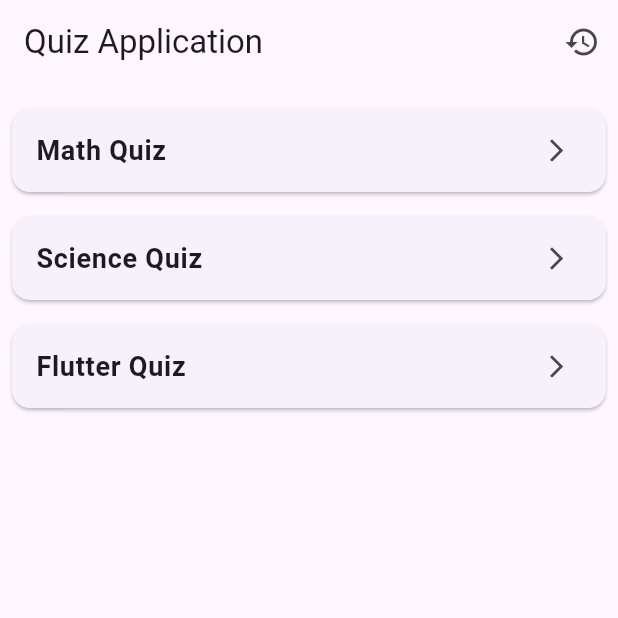
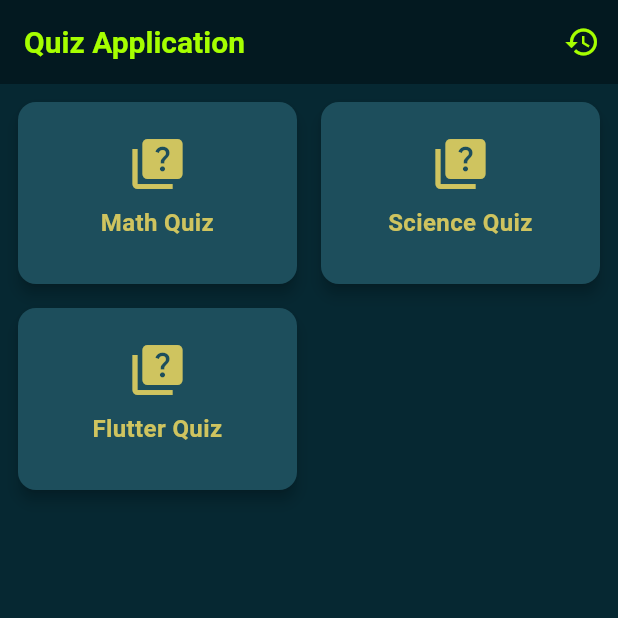
Before and after one commit to OlgaYarukhina/Quiz_App, a Flutter app: the screen it shows after launch, on a phone screen of 412 x 824 dp, the top half of it. Run offline on Flutter 3.47's test engine with Material 3 defaults, Android fonts, the phone set to English and light mode, and no system bars; our stand-ins replace shared_preferences.

Commit message:
UI & optimization

```diff
--- /dev/null
+++ b/lib/core/constants.dart
@@ -0,0 +1,37 @@
+import 'package:flutter/material.dart';
+
+// class Constants {
+//   static const String loadingScreen = '/loadingScreen';
+//   static const String searchScreen = '/searchScreen';
+//   static const String favoriteScreen = '/favoriteScreen';
+// }
+
+
+class AppColors {
+  static Map<String, Color> colors = {
+    'text1': const Color.fromARGB(255, 239, 87, 87),
+    'button': const Color.fromARGB(255, 207, 196, 95),
+  };
+
+}
+
+// class IconConstants {
+//   static String images = 'assets/images';
+//   static String favorites = '$images/favorites.svg';
+// }
+
+// class AppTextStyles {
+//   static const TextStyle primarySemibold = TextStyle(
+//     fontFamily: 'Sora',
+//     fontSize: 16,
+//     fontWeight: FontWeight.w600,
+//     height: 1.2,
+//   );
+
+//   static const TextStyle primaryRegular = TextStyle(
+//     fontFamily: 'Sora',
+//     fontSize: 16,
+//     fontWeight: FontWeight.w400,
+//     height: 1.2,
+//   );
+// }
--- /dev/null
+++ b/lib/core/theme.dart
@@ -0,0 +1,16 @@
+import 'package:flutter/material.dart';
+
+final darkTheme = ThemeData(
+  scaffoldBackgroundColor:Color.fromARGB(255, 6, 40, 50),
+  primarySwatch: Colors.yellow,
+  appBarTheme: const AppBarTheme(
+    iconTheme: IconThemeData(color: Color.fromARGB(255, 166, 255, 0)),
+    backgroundColor: Color.fromARGB(255, 3, 25, 32),
+    titleTextStyle: TextStyle(
+      color: Color.fromARGB(255, 166, 255, 0),
+      fontSize: 20,
+      fontWeight: FontWeight.w700,
+    ),
+  ),
+listTileTheme: const ListTileThemeData()
+);
--- a/lib/main.dart
+++ b/lib/main.dart
@@ -5,6 +5,7 @@ import 'package:quiz_app/screens/result_screen.dart';
 import 'package:quiz_app/screens/history_screen.dart';
 import 'package:quiz_app/models/quiz.dart';
 import 'package:quiz_app/services/question_loader.dart';
+import 'package:quiz_app/core/theme.dart';
 
 void main() async {
   WidgetsFlutterBinding.ensureInitialized();
@@ -24,6 +25,7 @@ class QuizApp extends StatelessWidget {
   Widget build(BuildContext context) {
     return MaterialApp(
       title: 'Quiz',
+      theme: darkTheme,
       home: HomeScreen(quizzes: quizzes),
       routes: {
         '/question': (context) => const QuestionScreen(),
--- a/lib/screens/home_screen.dart
+++ b/lib/screens/home_screen.dart
@@ -1,5 +1,6 @@
 import 'package:flutter/material.dart';
 import 'package:quiz_app/models/quiz.dart';
+import 'package:quiz_app/widgets/quiz_card.dart';
 
 class HomeScreen extends StatelessWidget {
   final List<Quiz> quizzes;
@@ -22,19 +23,21 @@ class HomeScreen extends StatelessWidget {
       ),
       body: Padding(
         padding: const EdgeInsets.all(8.0),
-        child: ListView.builder(
+        child: GridView.builder(
+          gridDelegate: const SliverGridDelegateWithFixedCrossAxisCount(
+            crossAxisCount: 2,
+            crossAxisSpacing: 8.0,
+            mainAxisSpacing: 8.0,
+            childAspectRatio: 3 / 2, // Співвідношення сторін карток
+          ),
           itemCount: quizzes.length,
           itemBuilder: (context, index) {
             final quiz = quizzes[index];
-            return Card(
-              margin: const EdgeInsets.symmetric(vertical: 8.0),
-              child: ListTile(
-                title: Text(quiz.title, style: const TextStyle(fontSize: 18, fontWeight: FontWeight.bold)),
-                trailing: const Icon(Icons.arrow_forward_ios, size: 18),
-                onTap: () {
-                  Navigator.pushNamed(context, '/question', arguments: quiz);
-                },
-              ),
+            return QuizCard(
+              quiz: quiz,
+              onTap: () {
+                Navigator.pushNamed(context, '/question', arguments: quiz);
+              },
             );
           },
         ),
--- a/lib/screens/result_screen.dart
+++ b/lib/screens/result_screen.dart
@@ -1,4 +1,5 @@
 import 'package:flutter/material.dart';
+import 'package:quiz_app/core/constants.dart';
 import 'package:quiz_app/services/quiz_storage.dart';
 
 class ResultScreen extends StatelessWidget {
@@ -24,11 +25,12 @@ class ResultScreen extends StatelessWidget {
           children: [
             Text(
               'Your Score: $score',
-              style: const TextStyle(fontSize: 24, fontWeight: FontWeight.bold),
+              style: TextStyle(color: AppColors.colors['text1'], fontSize: 24, fontWeight: FontWeight.bold),
             ),
             const SizedBox(height: 20),
             ElevatedButton(
               style: ElevatedButton.styleFrom(
+                backgroundColor: AppColors.colors['button'],
                 padding: const EdgeInsets.symmetric(horizontal: 30, vertical: 15),
                 textStyle: const TextStyle(fontSize: 18),
               ),
--- /dev/null
+++ b/lib/widgets/quiz_card.dart
@@ -0,0 +1,68 @@
+import 'package:flutter/material.dart';
+import 'package:quiz_app/core/constants.dart';
+import 'package:quiz_app/models/quiz.dart';
+
+class QuizCard extends StatelessWidget {
+  final Quiz quiz;
+  final VoidCallback onTap;
+  final bool isHistory;
+  final int? score;
+
+  const QuizCard({
+    super.key,
+    required this.quiz,
+    required this.onTap,
+    this.isHistory = false,
+    this.score,
+  });
+
+  @override
+  Widget build(BuildContext context) {
+    return GestureDetector(       //?????
+      onTap: onTap,
+      child: Card(
+        color: const Color.fromARGB(255, 29, 78, 92),
+        shape: RoundedRectangleBorder(
+          borderRadius: BorderRadius.circular(12.0),
+        ),
+        elevation: 4.0,
+        child: Padding(
+          padding: const EdgeInsets.all(12.0),
+          child: Column(
+            mainAxisAlignment: MainAxisAlignment.center,
+            children: [
+              // Іконка якщо це не історія або не пройдений тест
+              if (!isHistory || score == -1)
+                Icon(
+                  Icons.quiz,
+                  size: 40,
+                  color: AppColors.colors['button'],
+                ),
+              const SizedBox(height: 8.0),
+              Text(
+                quiz.title,
+                textAlign: TextAlign.center,
+                style: TextStyle(
+                  color: AppColors.colors['button'],
+                  fontSize: 16,
+                  fontWeight: FontWeight.bold,
+                ),
+              ),
+              const SizedBox(height: 8.0),
+              // Результат якщо це історія
+              if (isHistory && score != -1)
+                Text(
+                  'Score: $score/${quiz.numberOfQuestions}',
+                  style: TextStyle(
+                    fontSize: 14,
+                    fontWeight: FontWeight.bold,
+                    color: AppColors.colors['text1'],
+                  ),
+                ),
+            ],
+          ),
+        ),
+      ),
+    );
+  }
+}
--- a/pubspec.yaml
+++ b/pubspec.yaml
@@ -65,6 +65,7 @@ flutter:
     - assets/quizzes.json
 
 
+
   # An image asset can refer to one or more resolution-specific "variants", see
   # https://flutter.dev/to/resolution-aware-images
 
```
Also changed, not shown: lib/screens/history_screen.dart (+35 -35 lines), lib/screens/question_screen.dart (+7 -7 lines), lib/widgets/answer_button.dart (added, +42 -0 lines), pubspec.lock, 5 other files.
